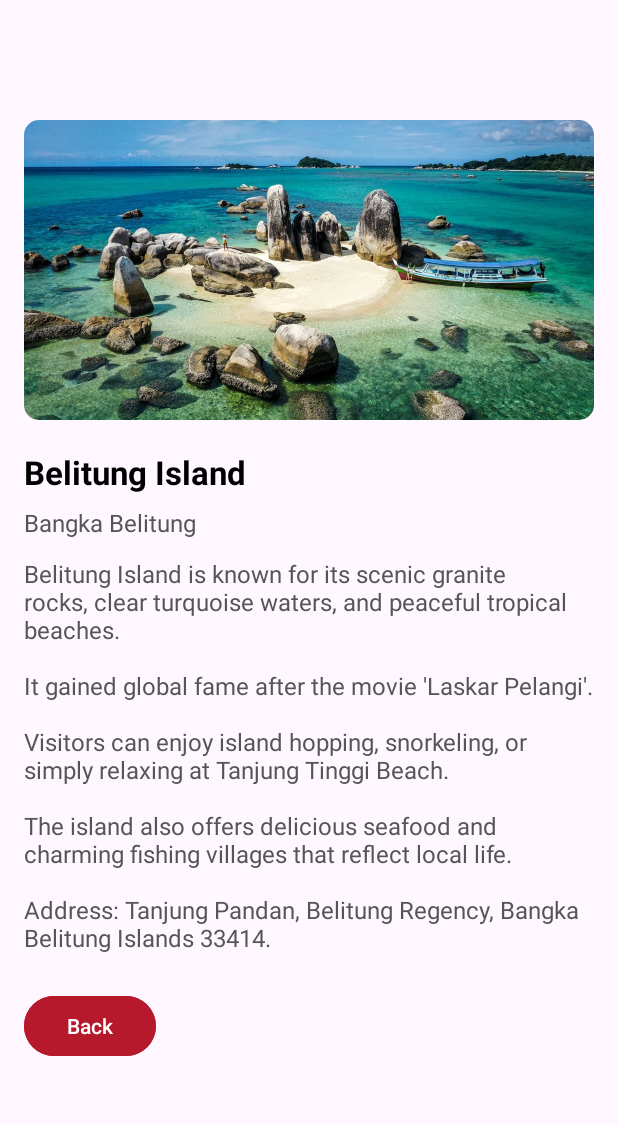
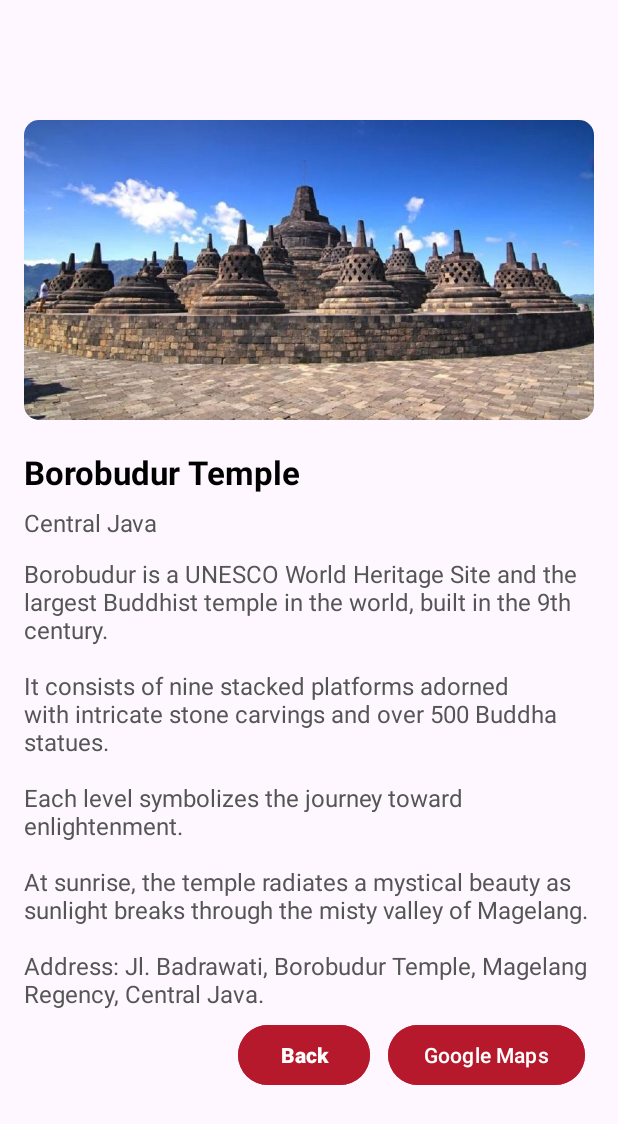
Before and after one commit to aiinuuazzariaa/explorenesia, an Android app: the screen it shows after launch (DetailActivity), after a tap on "View more", on a phone screen of 412 x 824 dp. Shown: the top 1124 px of the screen. Run offline under Robolectric (Android 15) with nearby library versions, the phone set to English and light mode, and no system bars.

Commit message:
upd: add google maps fitur

```diff
--- a/app/src/main/java/com/example/explorenesia/DetailActivity.java
+++ b/app/src/main/java/com/example/explorenesia/DetailActivity.java
@@ -1,17 +1,18 @@
 package com.example.explorenesia;
 
+import android.net.Uri;
 import android.os.Bundle;
+import android.content.Intent;
 import android.widget.Button;
 import android.widget.ImageView;
 import android.widget.TextView;
 import android.widget.Toast;
 import androidx.appcompat.app.AppCompatActivity;
-import com.example.explorenesia.databinding.ActivityDetailBinding;
 
 public class DetailActivity extends AppCompatActivity {
     private TextView name, location, desc;
     private ImageView pict;
-    private Button btnBack;
+    private Button btnBack, btnMap;
 
     @Override
     protected void onCreate(Bundle savedInstanceState) {
@@ -23,6 +24,7 @@ public class DetailActivity extends AppCompatActivity {
         desc = findViewById(R.id.tvDesc);
         pict = findViewById(R.id.ivPict);
         btnBack = findViewById(R.id.btnBack);
+        btnMap = findViewById(R.id.btnMap);
 
         String nameTourist = getIntent().getStringExtra("name");
         String locationTourist = getIntent().getStringExtra("location");
@@ -40,5 +42,39 @@ public class DetailActivity extends AppCompatActivity {
             finish();
             overridePendingTransition(R.anim.fade_in, R.anim.fade_out);
         });
+
+        btnMap.setOnClickListener(v -> {
+            String maps = getIntent().getStringExtra("maps");
+
+            if (maps != null && !maps.isEmpty()) {
+                Intent mapIntent = new Intent(Intent.ACTION_VIEW, Uri.parse(maps));
+                try {
+                    startActivity(mapIntent);
+                } catch (Exception e) {
+                    Toast.makeText(DetailActivity.this,
+                            "Cannot open Maps. Please install a map application.",
+                            Toast.LENGTH_SHORT).show();
+                }
+            } else {
+                Toast.makeText(DetailActivity.this,
+                        "Maps link not available for this place.",
+                        Toast.LENGTH_SHORT).show();
+            }
+        });
+
+//        btnMap.setOnClickListener(v -> {
+//            if (maps != null && !maps.isEmpty()) {
+//                Intent mapIntent = new Intent(Intent.ACTION_VIEW, Uri.parse(maps));
+//                mapIntent.setPackage("com.google.android.apps.maps");
+//
+//                if (mapIntent.resolveActivity(getPackageManager()) != null) {
+//                    startActivity(mapIntent);
+//                } else {
+//                    Toast.makeText(DetailActivity.this, "Google Maps is not installed.", Toast.LENGTH_SHORT).show();
+//                }
+//            } else {
+//                Toast.makeText(DetailActivity.this, "Maps link not available for this place.", Toast.LENGTH_SHORT).show();
+//            }
+//        });
     }
 }
--- a/app/src/main/java/com/example/explorenesia/Tourist.java
+++ b/app/src/main/java/com/example/explorenesia/Tourist.java
@@ -5,16 +5,19 @@ public class Tourist {
     private String location;
     private String desc;
     private int pict;
+    private String maps;
 
-    public Tourist(String name, String location, String desc, int pict) {
+    public Tourist(String name, String location, String desc, int pict, String maps) {
         this.name = name;
         this.location = location;
         this.desc = desc;
         this.pict = pict;
+        this.maps = maps;
     }
 
     public String getName() { return name; }
     public String getLocation() { return location; }
     public String getDesc() { return desc; }
     public int getPict() { return pict; }
+    public String getMaps() { return maps; }
 }
--- a/app/src/main/java/com/example/explorenesia/TouristData.java
+++ b/app/src/main/java/com/example/explorenesia/TouristData.java
@@ -6,149 +6,150 @@ public class TouristData {
     public static ArrayList<Tourist> getData() {
         ArrayList<Tourist> list = new ArrayList<>();
 
-        list.add(new Tourist("Belitung Island", "Bangka Belitung",
-                "Belitung Island is known for its scenic granite rocks, clear turquoise waters, and peaceful tropical beaches.\n\n"
-                        + "It gained global fame after the movie 'Laskar Pelangi'.\n\n"
-                        + "Visitors can enjoy island hopping, snorkeling, or simply relaxing at Tanjung Tinggi Beach.\n\n"
-                        + "The island also offers delicious seafood and charming fishing villages that reflect local life.\n\n"
-                        + "Address: Tanjung Pandan, Belitung Regency, Bangka Belitung Islands 33414.",
-                R.drawable.belitung));
-
         list.add(new Tourist("Borobudur Temple", "Central Java",
                 "Borobudur is a UNESCO World Heritage Site and the largest Buddhist temple in the world, built in the 9th century.\n\n"
                         + "It consists of nine stacked platforms adorned with intricate stone carvings and over 500 Buddha statues.\n\n"
                         + "Each level symbolizes the journey toward enlightenment.\n\n"
                         + "At sunrise, the temple radiates a mystical beauty as sunlight breaks through the misty valley of Magelang.\n\n"
-                        + "Address: Jl. Badrawati, Borobudur, Magelang, Central Java 56553.",
-                R.drawable.borobudur));
-
-        list.add(new Tourist("Bromo Mountain", "East Java",
-                "Mount Bromo is one of the most iconic volcanoes in Indonesia and part of the Tengger massif in East Java.\n\n"
-                        + "It stands majestically amid a vast sea of volcanic sand known as the 'Sea of Sand.'\n\n"
-                        + "The breathtaking sunrise view from Penanjakan Hill is a must-see for travelers, as the early morning mist reveals "
-                        + "the silhouette of Mount Bromo and its neighboring peaks.\n\n"
-                        + "Its mystical scenery and spiritual aura attract visitors from all over the world.\n\n"
-                        + "Address: Bromo Tengger Semeru National Park, Probolinggo Regency, East Java 67254.",
-                R.drawable.bromo));
+                        + "Address: Jl. Badrawati, Borobudur Temple, Magelang Regency, Central Java.",
+                R.drawable.borobudur, "https://maps.app.goo.gl/LgxwPB5MvEUPeNkVA"));
 
         list.add(new Tourist("Bunaken Marine Park", "North Sulawesi",
                 "Bunaken Marine Park is one of Indonesia’s premier diving destinations, known for its exceptional coral walls and marine biodiversity.\n\n"
                         + "The park covers over 75,000 hectares and offers diving experiences with crystal-clear visibility.\n\n"
                         + "Snorkelers and divers can encounter sea turtles, reef sharks, and colorful fish species.\n\n"
-                        + "Address: Bunaken Island, Manado, North Sulawesi 95246.",
-                R.drawable.bunaken));
+                        + "Address: Bunaken Marine Park, Manado City, North Sulawesi.",
+                R.drawable.bunaken, "https://maps.app.goo.gl/w9zJxigHURc54RTr8"));
 
         list.add(new Tourist("Derawan Islands", "East Kalimantan",
                 "The Derawan Islands offer some of Indonesia’s best marine biodiversity.\n\n"
                         + "Visitors can swim with manta rays and turtles, dive among coral gardens, or explore Kakaban’s jellyfish lake.\n\n"
                         + "The islands remain relatively untouched, making them perfect for quiet retreats.\n\n"
-                        + "Address: Derawan Islands, Berau Regency, East Kalimantan 77311.",
-                R.drawable.derawan));
+                        + "Address: Derawan Islands, Berau Regency, East Kalimantan.",
+                R.drawable.derawan, "https://maps.app.goo.gl/NoSDgbRjYhgEw3io9"));
 
         list.add(new Tourist("Dieng Plateau", "Central Java",
                 "Dieng Plateau sits above 2,000 meters and is often called ‘the land above the clouds.’\n\n"
                         + "It features colorful lakes, volcanic craters, and ancient temples.\n\n"
                         + "Every year, the Dieng Culture Festival draws visitors to witness unique cultural performances and natural beauty.\n\n"
-                        + "Address: Wonosobo Regency, Central Java 56353.",
-                R.drawable.dieng));
+                        + "Address: Dieng Plateau, Banjarnegara, Central Java.",
+                R.drawable.dieng, "https://maps.app.goo.gl/ugFVgV1qUa8b4myS7"));
 
         list.add(new Tourist("Ijen Crater", "East Java",
                 "The Ijen Crater is world-famous for its blue fire phenomenon, visible before dawn.\n\n"
                         + "At sunrise, travelers can witness the turquoise acid lake and sulfur miners working amid volcanic fumes — a breathtaking yet humbling sight.\n\n"
-                        + "Address: Ijen National Park, Banyuwangi Regency, East Java 68454.",
-                R.drawable.ijen));
+                        + "Address: Merapi Mountain, Banyuwangi Regency, East Java 68454.",
+                R.drawable.ijen, "https://maps.app.goo.gl/i9xGwiHcDT6Vh5K5A"));
 
-        list.add(new Tourist("Kelimutu Lake", "Flores",
+        list.add(new Tourist("Kelimutu Lake", "East Nusa Tenggara",
                 "Mount Kelimutu is renowned for its three crater lakes that change colors throughout the year due to mineral variations.\n\n"
                         + "The mystical beauty of the lakes attracts both scientists and spiritual seekers.\n\n"
                         + "Watching the sunrise here feels magical as mist rolls over the mountain tops.\n\n"
-                        + "Address: Kelimutu National Park, Ende Regency, Flores, East Nusa Tenggara 86351.",
-                R.drawable.kelimutu));
+                        + "Address: Kelimutu National Park, Ende Regency, East Nusa Tenggara.",
+                R.drawable.kelimutu, "https://maps.app.goo.gl/i9xGwiHcDT6Vh5K5A"));
 
         list.add(new Tourist("Komodo Island", "East Nusa Tenggara",
                 "Komodo Island is home to the famous Komodo dragons, the largest living lizards on Earth.\n\n"
                         + "The island’s rugged landscape, pink beaches, and rich underwater ecosystem make it a true natural wonder.\n\n"
                         + "Visitors can hike through the park to see the dragons, explore coral reefs, or relax by the serene coastlines.\n\n"
-                        + "Address: Komodo National Park, Labuan Bajo, East Nusa Tenggara 86554.",
-                R.drawable.komodo));
+                        + "Address: Komodo Island, West Manggarai Regency, East Nusa Tenggara.",
+                R.drawable.komodo, "https://maps.app.goo.gl/WGxDuCvP5JMgAaZx9"));
 
         list.add(new Tourist("Kuta Beach", "Bali",
                 "Kuta Beach is one of the most famous beaches in Indonesia, located on the southern coast of Bali.\n\n"
                         + "It is known for its long stretch of white sand, clear blue waters, and world-class waves for surfing.\n\n"
                         + "Visitors can enjoy beachside cafes, local markets, and vibrant nightlife along the coast. "
                         + "Kuta is also close to many modern facilities such as shopping malls, spas, and restaurants, making it a complete tourist destination.\n\n"
-                        + "Address: Jl. Pantai Kuta, Kuta, Badung, Bali 80361.",
-                R.drawable.kuta));
+                        + "Address: Kuta Beach, Badung Regency, Bali.",
+                R.drawable.kuta, "https://maps.app.goo.gl/1TSKBB2uwwScPkz78"));
 
         list.add(new Tourist("Labuan Bajo", "East Nusa Tenggara",
                 "Labuan Bajo serves as the gateway to Komodo National Park.\n\n"
                         + "It offers luxurious resorts, panoramic ocean views, and adventures such as diving, island-hopping, and sunset cruising.\n\n"
                         + "Padar Island nearby offers one of the best panoramic hikes in Indonesia.\n\n"
-                        + "Address: Labuan Bajo, West Manggarai Regency, East Nusa Tenggara 86554.",
-                R.drawable.labuan_bajo));
+                        + "Address: Labuan Bajo, West Manggarai Regency, East Nusa Tenggara.",
+                R.drawable.labuan_bajo, "https://maps.app.goo.gl/Q1NbouBS7X5nEpD26"));
+
+        list.add(new Tourist("Lake Toba", "North Sumatra",
+                "Lake Toba is the largest volcanic lake in the world, formed by a supervolcanic eruption thousands of years ago.\n\n"
+                        + "The vast blue waters are surrounded by pine forests, hills, and traditional Batak villages.\n\n"
+                        + "At its center lies Samosir Island, a cultural heartland rich with local traditions, crafts, and warm hospitality.\n\n"
+                        + "Tourists can enjoy boating, swimming, or exploring ancient Batak houses and stone relics.\n\n"
+                        + "Address: Lake Toba, North Sumatera.",
+                R.drawable.toba, "https://maps.app.goo.gl/P5dEpUEQetJSLgFP8"));
 
         list.add(new Tourist("Lake Sentani", "Papua",
                 "Lake Sentani lies beneath the Cyclops Mountains and is famous for its cultural festivals, traditional boats, and scenic views.\n\n"
                         + "The surrounding villages are known for their unique wooden carvings and warm hospitality.\n\n"
-                        + "Address: Sentani, Jayapura Regency, Papua 99352.",
-                R.drawable.sentani));
+                        + "Address: Lake Sentani, Papua.",
+                R.drawable.sentani, "https://maps.app.goo.gl/quhWt97Ui9yKB15t5"));
 
         list.add(new Tourist("Mentawai Islands", "West Sumatra",
                 "The Mentawai Islands are a surfer’s dream, known for their consistent and powerful waves.\n\n"
                         + "The islands are also home to indigenous tribes who maintain their ancient traditions and connection to nature.\n\n"
-                        + "Address: Mentawai Islands Regency, West Sumatra 25391.",
-                R.drawable.mentawai));
+                        + "Address: Mentawai Islands, Mentawai Islands Regency, West Sumatra.",
+                R.drawable.mentawai, "https://maps.app.goo.gl/qL3SEAyrE7AR9gBU7"));
 
-        list.add(new Tourist("Mount Rinjani", "Lombok",
+        list.add(new Tourist("Mount Bromo", "East Java",
+                "Mount Bromo is one of the most iconic volcanoes in Indonesia and part of the Tengger massif in East Java.\n\n"
+                        + "It stands majestically amid a vast sea of volcanic sand known as the 'Sea of Sand.'\n\n"
+                        + "The breathtaking sunrise view from Penanjakan Hill is a must-see for travelers, as the early morning mist reveals "
+                        + "the silhouette of Mount Bromo and its neighboring peaks.\n\n"
+                        + "Its mystical scenery and spiritual aura attract visitors from all over the world.\n\n"
+                        + "Address: Bromo Tengger Semeru National Park, Pasuruan Regency, East Java.",
+                R.drawable.bromo, "https://maps.app.goo.gl/Tc83FJ4eCo6kKxCA7"));
+
+        list.add(new Tourist("Mount Rinjani", "West Nusa Tenggar",
                 "Mount Rinjani is the second-highest volcano in Indonesia and a paradise for trekkers.\n\n"
                         + "The challenging trails reward adventurers with panoramic views, the Segara Anak lake, and surreal sunsets above the clouds.\n\n"
                         + "The surrounding forests and waterfalls add to its untouched natural charm.\n\n"
-                        + "Address: Mount Rinjani National Park, Lombok, West Nusa Tenggara 83354.",
-                R.drawable.rinjani));
+                        + "Address: Mount Rinjani, East Lombok Regency, West Nusa Tenggara.",
+                R.drawable.rinjani, "https://maps.app.goo.gl/jW4bYdA7tBvTNhB39"));
 
-        list.add(new Tourist("Raja Ampat Islands", "West Papua",
+        list.add(new Tourist("Raja Ampat Islands", "South West Papua",
                 "Raja Ampat is a paradise for divers and nature lovers, located off the northwest tip of Papua.\n\n"
                         + "It is home to over 1,500 small islands, coral reefs, and marine life that form one of the most biodiverse ecosystems on Earth.\n\n"
                         + "Above the surface, limestone karst formations and hidden lagoons create postcard-perfect scenery.\n\n"
                         + "Visitors can dive, kayak, or simply relax on its untouched beaches. "
-                        + "Address: Raja Ampat Regency, West Papua 98482.",
-                R.drawable.raja_ampat));
+                        + "Address: Raja Ampat Islands, Raja Ampat Regency, Southwest Papua.",
+                R.drawable.raja_ampat, "https://maps.app.goo.gl/caWBftYLr5hVnrWU6"));
 
-        list.add(new Tourist("Tanah Lot Temple", "Bali",
-                "Tanah Lot Temple is one of Bali’s most iconic landmarks, perched on a rock formation surrounded by the sea.\n\n"
+        list.add(new Tourist("Tanah Lot", "Bali",
+                "Tanah Lot is one of Bali’s most iconic landmarks, perched on a rock formation surrounded by the sea.\n\n"
                         + "It offers a breathtaking view at sunset, where the temple silhouette contrasts beautifully with the glowing sky.\n\n"
                         + "The site is also an important part of Balinese culture and mythology.\n\n"
-                        + "Address: Beraban, Kediri, Tabanan Regency, Bali 82121.",
-                R.drawable.tanah_lot));
+                        + "Address: Tanah Lot, Tabanan Regency, Bali.",
+                R.drawable.tanah_lot, "https://maps.app.goo.gl/BVUQDvn2QY7S7Twz9"));
+
+        list.add(new Tourist("Tanjung Pandan", "Bangka Belitung Islands",
+                "Belitung Island is known for its scenic granite rocks, clear turquoise waters, and peaceful tropical beaches.\n\n"
+                        + "It gained global fame after the movie 'Laskar Pelangi'.\n\n"
+                        + "Visitors can enjoy island hopping, snorkeling, or simply relaxing at Tanjung Tinggi Beach.\n\n"
+                        + "The island also offers delicious seafood and charming fishing villages that reflect local life.\n\n"
+                        + "Address: Tanjung Pandan, Belitung Regency, Bangka Belitung Islands.",
+                R.drawable.belitung, "https://maps.app.goo.gl/mNHj4cGPMN3gWndQ7"));
 
         list.add(new Tourist("Tanjung Puting National Park", "Central Kalimantan",
                 "Tanjung Puting is one of the most important orangutan conservation areas in Indonesia.\n\n"
                         + "Visitors can cruise the Sekonyer River aboard traditional boats called 'klotok' to spot orangutans and proboscis monkeys.\n\n"
                         + "It’s a serene experience surrounded by the sounds of the rainforest.\n\n"
-                        + "Address: Kumai, West Kotawaringin Regency, Central Kalimantan 74181.",
-                R.drawable.tanjung_puting));
+                        + "Address: Kumai, West Kotawaringin Regency, Central Kalimantan.",
+                R.drawable.tanjung_puting, "https://maps.app.goo.gl/5bTuQLAnm6Pps2eC9"));
 
-        list.add(new Tourist("Toba Lake", "North Sumatra",
-                "Lake Toba is the largest volcanic lake in the world, formed by a supervolcanic eruption thousands of years ago.\n\n"
-                        + "The vast blue waters are surrounded by pine forests, hills, and traditional Batak villages.\n\n"
-                        + "At its center lies Samosir Island, a cultural heartland rich with local traditions, crafts, and warm hospitality.\n\n"
-                        + "Tourists can enjoy boating, swimming, or exploring ancient Batak houses and stone relics.\n\n"
-                        + "Address: Danau Toba, Kabupaten Samosir, Sumatera Utara 22395.",
-                R.drawable.toba));
-
-        list.add(new Tourist("Ubud Rice Terrace", "Bali",
-                "The Tegallalang Rice Terrace in Ubud showcases Bali’s agricultural artistry and harmony with nature.\n\n"
-                        + "The lush green layers of rice paddies stretch across the hills, offering breathtaking scenery.\n\n"
-                        + "Visitors can take peaceful walks, enjoy local cuisine, or learn traditional crafts.\n\n"
-                        + "Address: Tegallalang, Gianyar, Bali 80561.",
-                R.drawable.ubud));
+        list.add(new Tourist("Ubud Palace", "Bali",
+                "Ubud Palace, also known as Puri Saren Agung, is a historical royal residence located in the heart of Ubud, Bali.\n\n"
+                        + "Built in the early 19th century, the palace showcases beautiful traditional Balinese architecture with ornate carvings and lush gardens.\n\n"
+                        + "It remains an important cultural landmark where visitors can experience Bali’s artistic heritage through nightly traditional dance performances.\n\n"
+                        + "Surrounded by the vibrant Ubud Art Market, Ubud Palace offers a perfect glimpse into the island’s royal history and rich cultural traditions. \n\n"
+                        + "Address: Ubud Palace, Gianyar Regency, Bali.",
+                R.drawable.ubud, "https://maps.app.goo.gl/kfNGdR1mZxM6cVoj8"));
 
         list.add(new Tourist("Wakatobi National Park", "Southeast Sulawesi",
                 "Wakatobi is a world-class diving paradise with colorful reefs and pristine waters.\n\n"
                         + "The area’s underwater biodiversity is among the richest on Earth, with more than 50 diving sites.\n\n"
                         + "Beyond the sea, visitors can explore traditional villages and experience the hospitality of local communities.\n\n"
-                        + "Address: Wakatobi Regency, Southeast Sulawesi 93791.",
-                R.drawable.wakatobi));
+                        + "Address: Wakatobi Regency, Southeast Sulawesi.",
+                R.drawable.wakatobi, "https://maps.app.goo.gl/zbGcr2qvJXzxdhv46"));
 
         return list;
     }
--- a/app/src/main/java/com/example/explorenesia/TouristItem.java
+++ b/app/src/main/java/com/example/explorenesia/TouristItem.java
@@ -1,6 +1,5 @@
 package com.example.explorenesia;
 
-import android.app.ActivityOptions;
 import android.content.Context;
 import android.content.Intent;
 import android.view.LayoutInflater;
@@ -47,6 +46,8 @@ public class TouristItem extends RecyclerView.Adapter<TouristItem.ViewHolder> im
             intent.putExtra("location", tourist.getLocation());
             intent.putExtra("description", tourist.getDesc());
             intent.putExtra("pict", tourist.getPict());
+            intent.putExtra("maps", tourist.getMaps());
+            //context.startActivity(intent);
             holder.itemView.getContext().startActivity(intent);
         });
     }
@@ -93,7 +94,7 @@ public class TouristItem extends RecyclerView.Adapter<TouristItem.ViewHolder> im
     public static class ViewHolder extends RecyclerView.ViewHolder {
         TextView name, location, desc;
         ImageView pict;
-        Button btn_detail;
+        Button btn_detail, btn_map;
 
         public ViewHolder(View itemView) {
             super(itemView);
@@ -101,7 +102,8 @@ public class TouristItem extends RecyclerView.Adapter<TouristItem.ViewHolder> im
             location = itemView.findViewById(R.id.tourist_location);
             desc = itemView.findViewById(R.id.tourist_desc);
             pict = itemView.findViewById(R.id.tourist_pict);
-            btn_detail = itemView.findViewById(R.id.btn_detail);
+            btn_detail = itemView.findViewById(R.id.btnDetail);
+            btn_map = itemView.findViewById(R.id.btnMap);
         }
     }
 }
--- a/app/src/main/res/layout/activity_detail.xml
+++ b/app/src/main/res/layout/activity_detail.xml
@@ -44,14 +44,33 @@
             android:layout_width="match_parent"
             android:layout_height="wrap_content"/>
 
+        <LinearLayout
+            android:orientation="horizontal"
+            android:gravity="end"
+            android:layout_width="match_parent"
+            android:layout_height="wrap_content"
+            android:layout_marginTop="6dp"
+            android:layout_margin="6dp">
+
             <Button
                 android:id="@+id/btnBack"
-            android:backgroundTint="#B7192C"
                 android:text="Back"
                 android:textColor="#FFFFFF"
-            android:layout_marginTop="24dp"
+                android:textStyle="bold"
+                android:backgroundTint="#B7192C"
+                android:layout_width="wrap_content"
+                android:layout_height="wrap_content" />
+
+            <Button
+                android:id="@+id/btnMap"
+                android:text="Google Maps"
+                android:textColor="#FFFFFF"
+                android:backgroundTint="#B7192C"
+                android:layout_marginStart="12dp"
                 android:layout_width="wrap_content"
                 android:layout_height="wrap_content"/>
+        </LinearLayout>
+
 
     </LinearLayout>
 
--- a/app/src/main/res/layout/activity_tourist_item.xml
+++ b/app/src/main/res/layout/activity_tourist_item.xml
@@ -5,8 +5,8 @@
     android:layout_margin="8dp"
     card_view:cardCornerRadius="12dp"
     card_view:cardElevation="5dp"
-    android:foreground="?attr/selectableItemBackground"
-    card_view:cardUseCompatPadding="true">
+    card_view:cardUseCompatPadding="true"
+    android:foreground="?attr/selectableItemBackground">
 
     <LinearLayout
         android:orientation="horizontal"
@@ -55,19 +55,17 @@
                 android:layout_height="wrap_content" />
 
             <Button
-                android:id="@+id/btn_detail"
+                android:id="@+id/btnDetail"
                 android:text="View more"
                 android:textSize="12sp"
                 android:textColor="#FFFFFF"
                 android:backgroundTint="#B7192C"
+                android:layout_marginTop="8dp"
                 android:layout_gravity="end"
-                android:paddingHorizontal="16dp"
-                android:layout_marginTop="8dp"
                 android:layout_width="wrap_content"
                 android:layout_height="wrap_content" />
 
         </LinearLayout>
 
     </LinearLayout>
-
 </androidx.cardview.widget.CardView>
```
Lines whose indentation alone changed are shown as unchanged.
